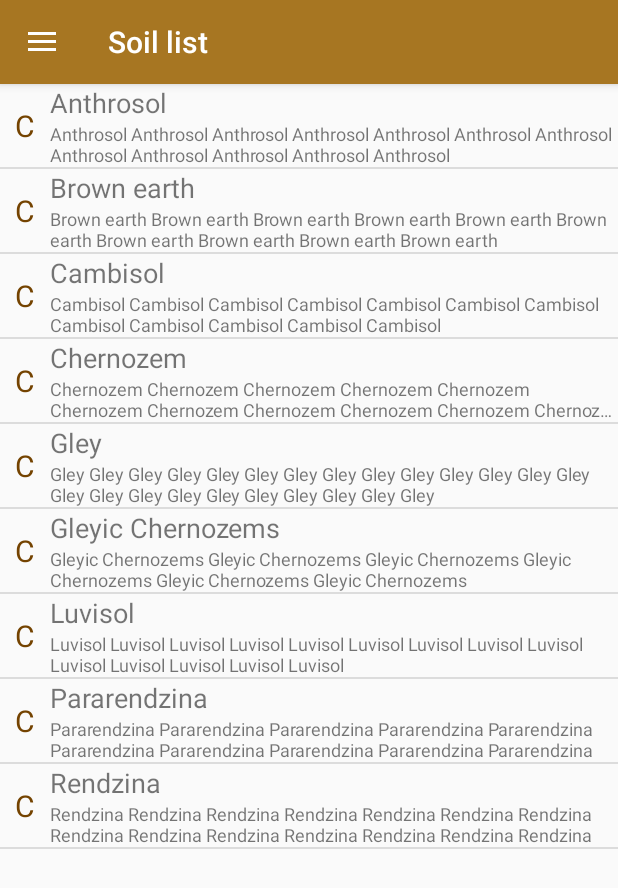
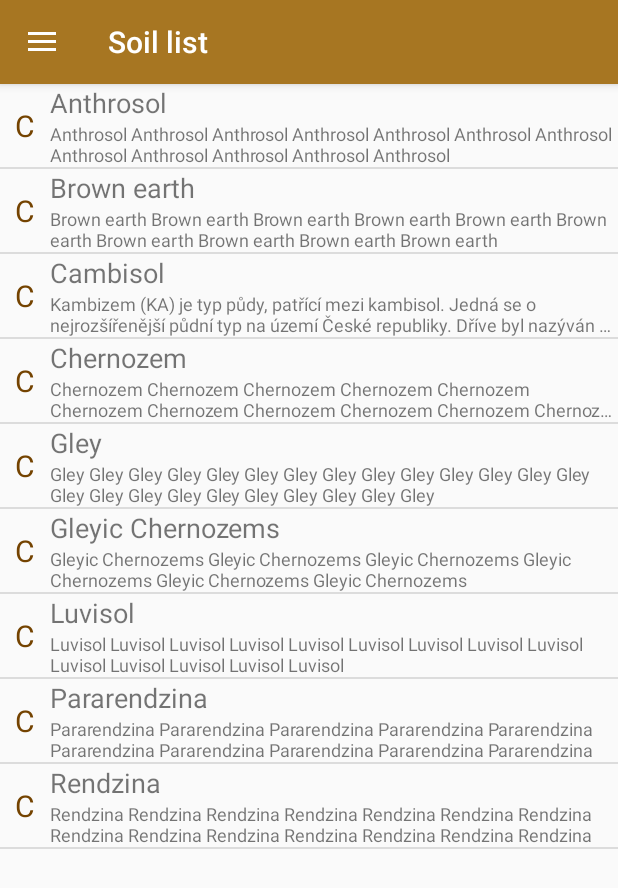
Before and after one commit to Barilac/CSM, an Android app: the screen it shows after launch (MainActivity), in the side drawer, after a tap on "Soil list", on a phone screen of 412 x 824 dp. Shown: the top 888 px of the screen. Run offline under Robolectric (Android 15) with nearby library versions, the phone set to English and light mode, and no system bars; our stand-ins replace navigation-ui.

Commit message:
changed formate of the app

```diff
--- a/app/src/main/res/values/soils.xml
+++ b/app/src/main/res/values/soils.xml
@@ -15,7 +15,10 @@
     <string-array name="soil_texts">
         <item>Anthrosol Anthrosol Anthrosol Anthrosol Anthrosol Anthrosol Anthrosol Anthrosol Anthrosol Anthrosol Anthrosol Anthrosol</item>
         <item>Brown earth Brown earth Brown earth Brown earth Brown earth Brown earth Brown earth Brown earth Brown earth Brown earth</item>
-        <item>Cambisol Cambisol Cambisol Cambisol Cambisol Cambisol Cambisol Cambisol Cambisol Cambisol Cambisol Cambisol</item>
+        <item>Kambizem (KA) je typ půdy, patřící mezi kambisol. Jedná se o nejrozšířenější půdní typ na území České republiky. Dříve byl nazýván hnědou (lesní) půdou. Název je odvozen z latinského slova cambiare, změnit.
+Je vázána na silně členité reliéfy. Nachází se ve svažitých podmínkách v hlavních souvrstvích svahovin magmatitů a metamorfitů a zpevněných sedimentárních hornin. Mateční horniny jsou většinou nekarbonátové, skeletnaté, a proto je v půdní hmotě dostatek materiálu, který poměrně lehko podléhá zvětrávání, čímž se neustále uvolňují živiny, železo a jiné látky.
+Kambizemě se vyskytují v mírném humidním klimatickém pásmu, a to především pod listnatými lesy. Vyznačují se kambickým hnědým metamorfovaným horizontem bez jílových povlaků. Co se týče zrnitosti jsou kambizemě nejčastěji hlinité. Karbonáty, pokud vůbec byly v půdní hmotě, jsou úplně vyluhované. Kambizemě jsou velice rozmanité z hlediska trofismu (minerálního bohatství půdy, jež podmiňuje nasycenost či nenasycenost půd a tím i jejich odolnost vůči okyselení a podzolizaci), zrnitosti, chemických i fyzikálních vlastností a forem nadložního humusu (mul s příměsí moderu). Kambizemě jsou převážně hluboké až velmi hluboké půdy a v jejich vlastnostech se odráží vliv půdotvorného substrátu a nadmořské výšky (tzv. bioklimatický činitel). S nadmořskou výškou stoupá hloubka půdy, zvyšuje se její kyprost, roste obsah humusu a hloubka prohumóznění, zároveň však větší množství srážek způsobuje větší vymývání. Kambizemě se vyznačují bohatým podílem volných prostorů mezi agregáty i uvnitř agregátů a vysokou biotickou aktivitou. Kambizemě jsou vývojově mladé půdy a vyvinuly se nejčastěji z rankerů a pararendzin.
+Původní vegetací jsou listnaté lesy (dubohabrové až horské bučiny). Hlavními půdotvornými procesy jsou humifikace a sialitizace, tj. sialitické zvětrávání s tvorbou druhotného jílu bohatého na křemík, spojená s hnědnutím.</item>
         <item>Chernozem Chernozem Chernozem Chernozem Chernozem Chernozem Chernozem Chernozem Chernozem Chernozem Chernozem Chernozem</item>
         <item>Gley Gley Gley Gley Gley Gley Gley Gley Gley Gley Gley Gley Gley Gley Gley Gley Gley Gley Gley Gley Gley Gley Gley Gley</item>
         <item>Gleyic Chernozems Gleyic Chernozems Gleyic Chernozems Gleyic Chernozems Gleyic Chernozems Gleyic Chernozems</item>
```
